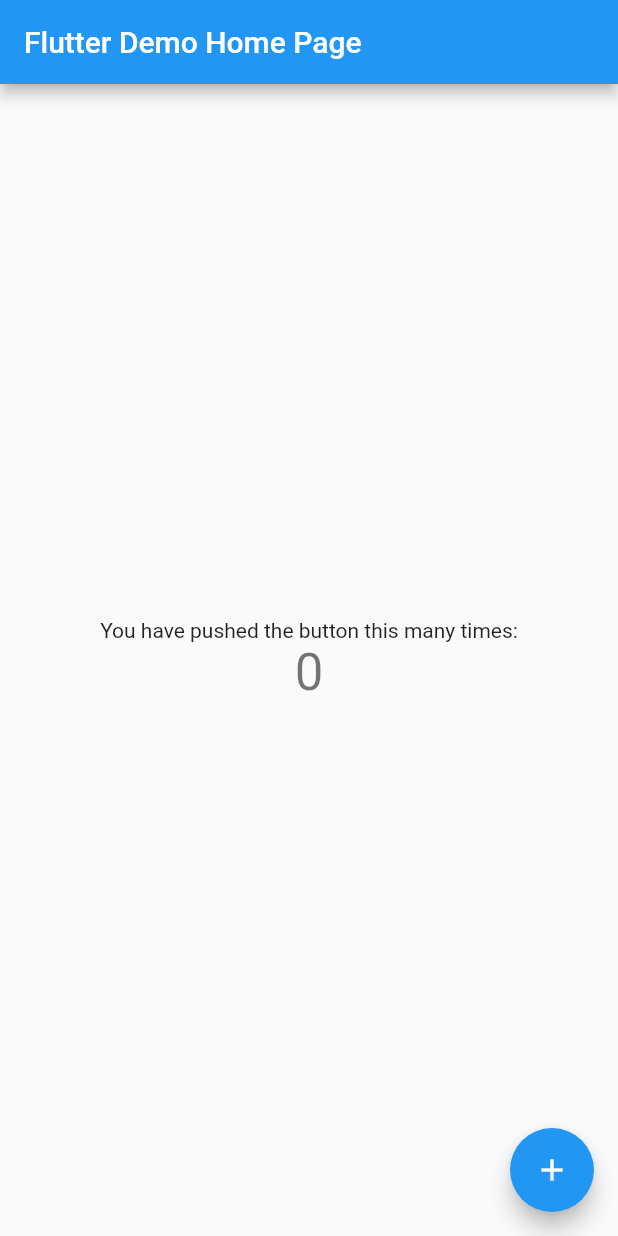
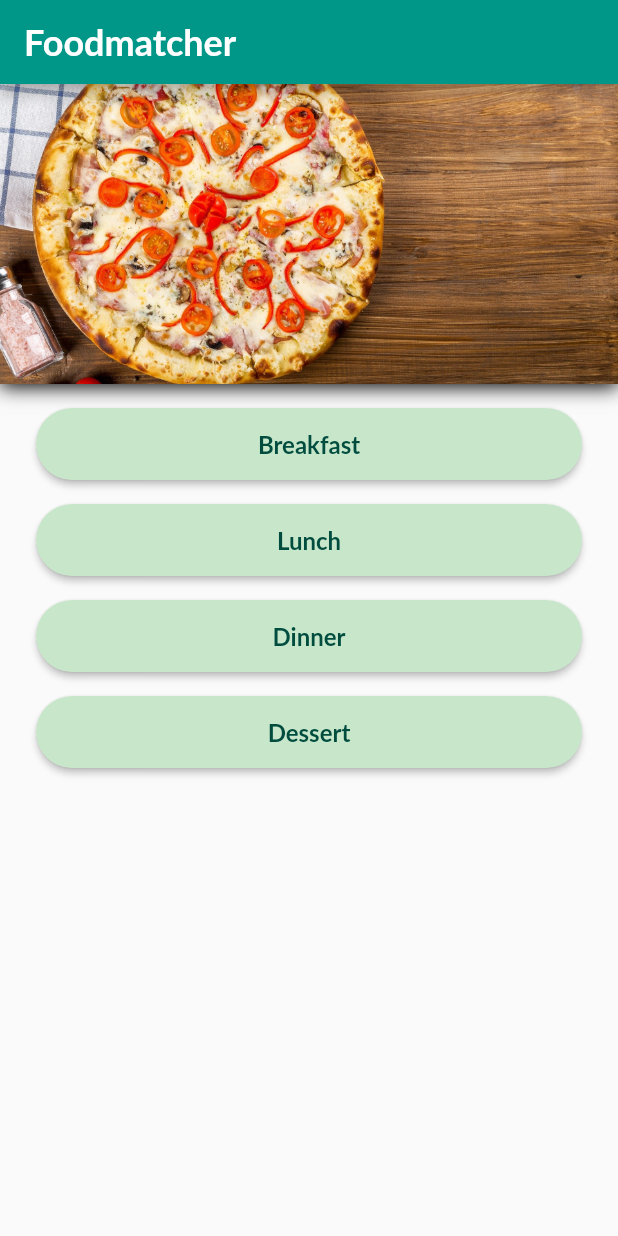
Before and after one commit to Ewelina96/Foodmatcher, a Flutter app: the screen it shows after launch, on a phone screen of 412 x 824 dp. Run offline on Flutter 3.47's test engine with Material 2 defaults, Android fonts, the phone set to English and light mode, and no system bars; Roboto replaces fonts that are missing (Lato).

Commit message:
add main page layout

```diff
--- a/lib/main.dart
+++ b/lib/main.dart
@@ -1,3 +1,4 @@
+import 'package:dietmatcher/meal_type.dart';
 import 'package:flutter/material.dart';
 
 void main() {
@@ -9,109 +10,36 @@
   @override
   Widget build(BuildContext context) {
     return MaterialApp(
-      title: 'Flutter Demo',
+      title: 'Foodmatcher',
       theme: ThemeData(
-        // This is the theme of your application.
-        //
-        // Try running your application with "flutter run". You'll see the
-        // application has a blue toolbar. Then, without quitting the app, try
-        // changing the primarySwatch below to Colors.green and then invoke
-        // "hot reload" (press "r" in the console where you ran "flutter run",
-        // or simply save your changes to "hot reload" in a Flutter IDE).
-        // Notice that the counter didn't reset back to zero; the application
-        // is not restarted.
-        primarySwatch: Colors.blue,
-        // This makes the visual density adapt to the platform that you run
-        // the app on. For desktop platforms, the controls will be smaller and
-        // closer together (more dense) than on mobile platforms.
+        primarySwatch: Colors.teal,
         visualDensity: VisualDensity.adaptivePlatformDensity,
+        fontFamily: 'Lato',
+        textTheme: TextTheme(
+          headline1: TextStyle(
+            fontSize: 24.0,
+            fontWeight: FontWeight.bold,
+            color: Colors.white,
+          ),
+          headline2: TextStyle(
+            fontSize: 16.0,
+            color: Colors.teal[900],
+            fontWeight: FontWeight.bold,
+          ),
+          bodyText1: TextStyle(
+            fontSize: 14.0,
+          ),
+        ),
+        buttonTheme: ButtonThemeData(
+          shape: RoundedRectangleBorder(
+            borderRadius: BorderRadius.circular(36.0),
+          ),
+          buttonColor: Colors.green[100],
+          height: 48.0,
+          padding: EdgeInsets.symmetric(horizontal: 24.0),
+        ),
       ),
-      home: MyHomePage(title: 'Flutter Demo Home Page'),
+      home: MealTypePage(),
     );
   }
 }
-
-class MyHomePage extends StatefulWidget {
-  MyHomePage({Key key, this.title}) : super(key: key);
-
-  // This widget is the home page of your application. It is stateful, meaning
-  // that it has a State object (defined below) that contains fields that affect
-  // how it looks.
-
-  // This class is the configuration for the state. It holds the values (in this
-  // case the title) provided by the parent (in this case the App widget) and
-  // used by the build method of the State. Fields in a Widget subclass are
-  // always marked "final".
-
-  final String title;
-
-  @override
-  _MyHomePageState createState() => _MyHomePageState();
-}
-
-class _MyHomePageState extends State<MyHomePage> {
-  int _counter = 0;
-
-  void _incrementCounter() {
-    setState(() {
-      // This call to setState tells the Flutter framework that something has
-      // changed in this State, which causes it to rerun the build method below
-      // so that the display can reflect the updated values. If we changed
-      // _counter without calling setState(), then the build method would not be
-      // called again, and so nothing would appear to happen.
-      _counter++;
-    });
-  }
-
-  @override
-  Widget build(BuildContext context) {
-    // This method is rerun every time setState is called, for instance as done
-    // by the _incrementCounter method above.
-    //
-    // The Flutter framework has been optimized to make rerunning build methods
-    // fast, so that you can just rebuild anything that needs updating rather
-    // than having to individually change instances of widgets.
-    return Scaffold(
-      appBar: AppBar(
-        // Here we take the value from the MyHomePage object that was created by
-        // the App.build method, and use it to set our appbar title.
-        title: Text(widget.title),
-      ),
-      body: Center(
-        // Center is a layout widget. It takes a single child and positions it
-        // in the middle of the parent.
-        child: Column(
-          // Column is also a layout widget. It takes a list of children and
-          // arranges them vertically. By default, it sizes itself to fit its
-          // children horizontally, and tries to be as tall as its parent.
-          //
-          // Invoke "debug painting" (press "p" in the console, choose the
-          // "Toggle Debug Paint" action from the Flutter Inspector in Android
-          // Studio, or the "Toggle Debug Paint" command in Visual Studio Code)
-          // to see the wireframe for each widget.
-          //
-          // Column has various properties to control how it sizes itself and
-          // how it positions its children. Here we use mainAxisAlignment to
-          // center the children vertically; the main axis here is the vertical
-          // axis because Columns are vertical (the cross axis would be
-          // horizontal).
-          mainAxisAlignment: MainAxisAlignment.center,
-          children: <Widget>[
-            Text(
-              'You have pushed the button this many times:',
-            ),
-            Text(
-              '$_counter',
-              style: Theme.of(context).textTheme.headline4,
-            ),
-          ],
-        ),
-      ),
-      floatingActionButton: FloatingActionButton(
-        onPressed: _incrementCounter,
-        tooltip: 'Increment',
-        child: Icon(Icons.add),
-      ), // This trailing comma makes auto-formatting nicer for build methods.
-    );
-  }
-}
--- /dev/null
+++ b/lib/meal_type.dart
@@ -0,0 +1,82 @@
+import 'dart:ui';
+
+import 'package:flutter/material.dart';
+
+class MealTypePage extends StatefulWidget {
+  @override
+  _MealTypePageState createState() => _MealTypePageState();
+}
+
+class _MealTypePageState extends State<MealTypePage> {
+  @override
+  Widget build(BuildContext context) {
+    return Scaffold(
+      appBar: AppBar(
+        title: Text(
+          'Foodmatcher',
+          style: Theme.of(context).textTheme.headline1,
+        ),
+      ),
+      body: Center(
+        child: Column(
+          children: <Widget>[
+            Container(
+              height: 200.0,
+              decoration: BoxDecoration(
+                boxShadow: [
+                  BoxShadow(
+                    blurRadius: 10,
+                    offset: Offset(0, 2),
+                  )
+                ],
+                image: DecorationImage(
+                  image: AssetImage("images/pizza.jpg"),
+                  fit: BoxFit.cover,
+                ),
+              ),
+            ),
+            ListView(
+              shrinkWrap: true,
+              padding: EdgeInsets.symmetric(horizontal: 24.0),
+              children: <Widget>[
+                SizedBox(height: 16.0),
+                RaisedButton(
+                  onPressed: () {},
+                  child: Text(
+                    'Breakfast',
+                    style: Theme.of(context).textTheme.headline2,
+                  ),
+                ),
+                SizedBox(height: 16.0),
+                RaisedButton(
+                  onPressed: () {},
+                  child: Text(
+                    'Lunch',
+                    style: Theme.of(context).textTheme.headline2,
+                  ),
+                ),
+                SizedBox(height: 16.0),
+                RaisedButton(
+                  onPressed: () {},
+                  child: Text(
+                    'Dinner',
+                    style: Theme.of(context).textTheme.headline2,
+                  ),
+                ),
+                SizedBox(height: 16.0),
+                RaisedButton(
+                  onPressed: () {},
+                  child: Text(
+                    'Dessert',
+                    style: Theme.of(context).textTheme.headline2,
+                  ),
+                ),
+                SizedBox(height: 16.0),
+              ],
+            ),
+          ],
+        ),
+      ),
+    );
+  }
+}
--- a/pubspec.yaml
+++ b/pubspec.yaml
@@ -45,8 +45,8 @@
   uses-material-design: true
 
   # To add assets to your application, add an assets section, like this:
-  # assets:
-  #   - images/a_dot_burr.jpeg
+  assets:
+  - images/
   #   - images/a_dot_ham.jpeg
 
   # An image asset can refer to one or more resolution-specific "variants", see
```
Also changed, not shown: images/pizza.jpg (added).
